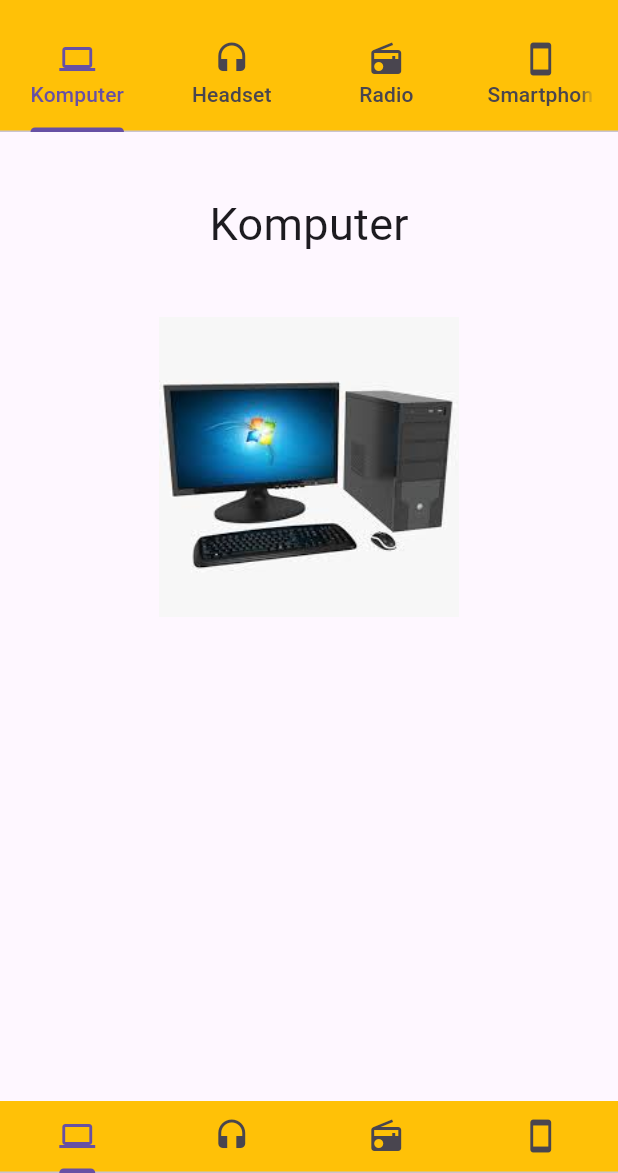
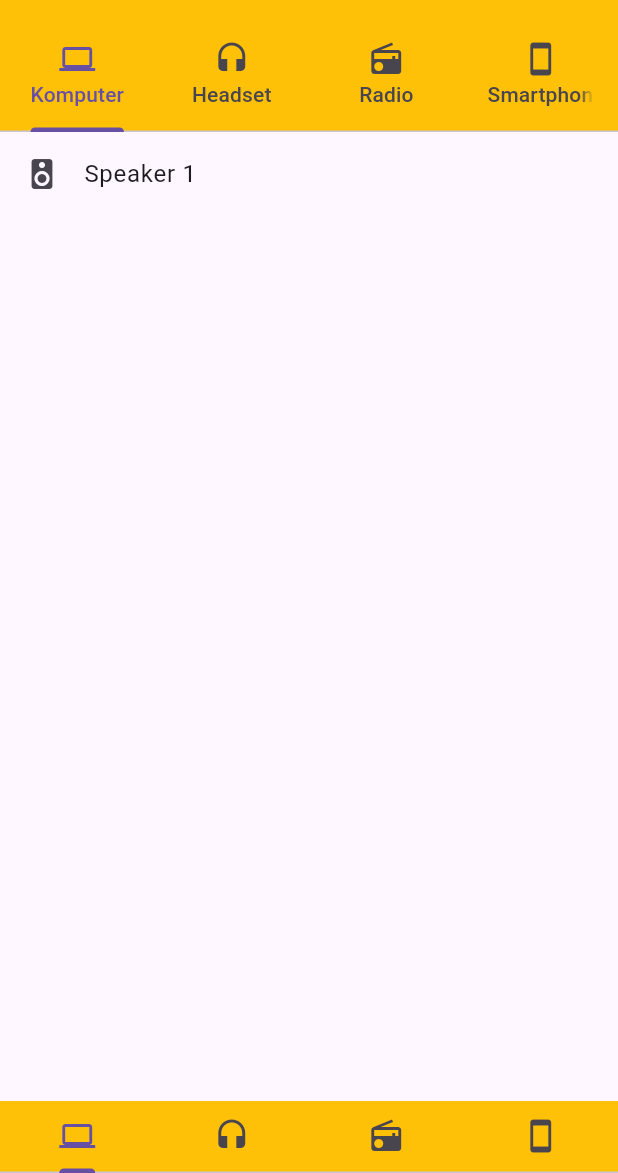
Before and after one commit to g4l3win/untitledCoba, a Flutter app: the screen it shows after launch, on a phone screen of 412 x 824 dp, the part 63-1236 px from its top. Run offline on Flutter 3.47's test engine with Material 3 defaults, Android fonts, the phone set to English and light mode, and no system bars.

Commit message:
speaker1

```diff
--- a/lib/hal_komputer.dart
+++ b/lib/hal_komputer.dart
@@ -4,17 +4,25 @@ class Komputer extends StatelessWidget {
 
   @override
   Widget build(BuildContext context) {
-    return new Container(
-      child: new Center(
-        child: new Column(
+    return Scaffold(
+       body: new ListView(
           children: <Widget>[
-            new Padding(padding: new EdgeInsets.all(20.0)),
-            new Text("Komputer", style: new TextStyle(fontSize: 30.0),),
-            new Padding(padding: new EdgeInsets.all(20.0)),
-            new Image.asset("img/komputer.jpeg", width: 200.0, )
+            new ListTile(
+              leading: new Icon(Icons.speaker),
+              title: new Text("Speaker 1"),
+            )
           ],
-        ),
-      ),
-    );
+       )
+    //   child: new Center(
+    //     child: new Column(
+    //       children: <Widget>[
+    //         new Padding(padding: new EdgeInsets.all(20.0)),
+    //         new Text("Komputer", style: new TextStyle(fontSize: 30.0),),
+    //         new Padding(padding: new EdgeInsets.all(20.0)),
+    //         new Image.asset("img/komputer.jpeg", width: 200.0, )
+    //       ],
+    //     ),
+    //   ),
+     );
   }
 }
```
